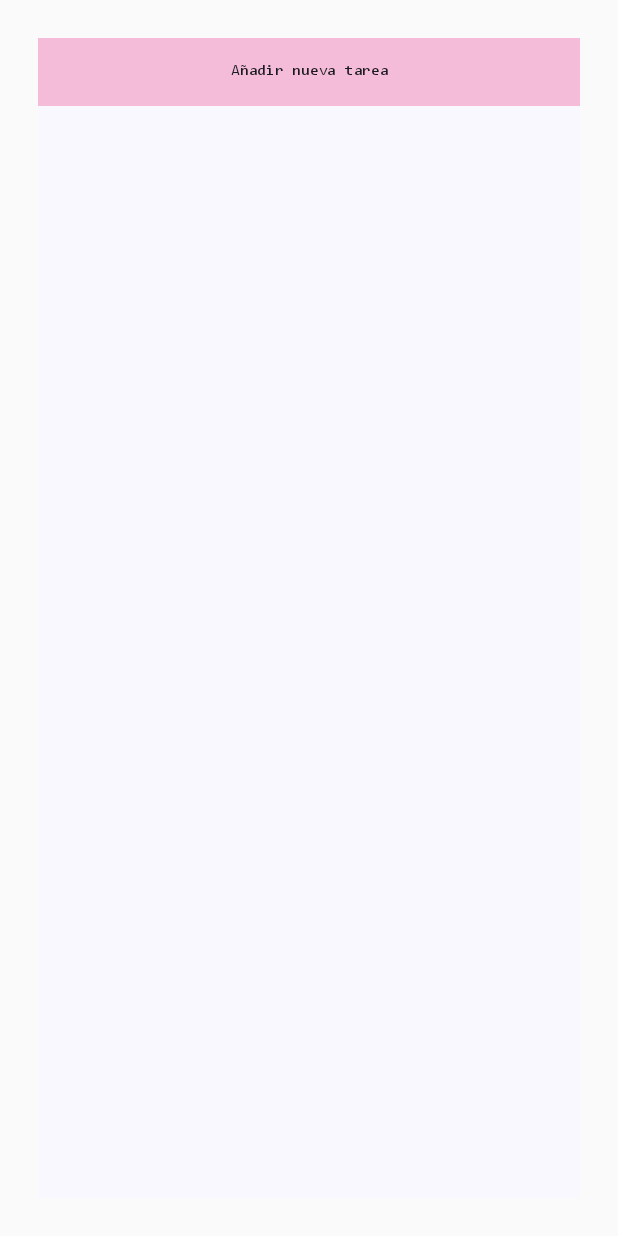
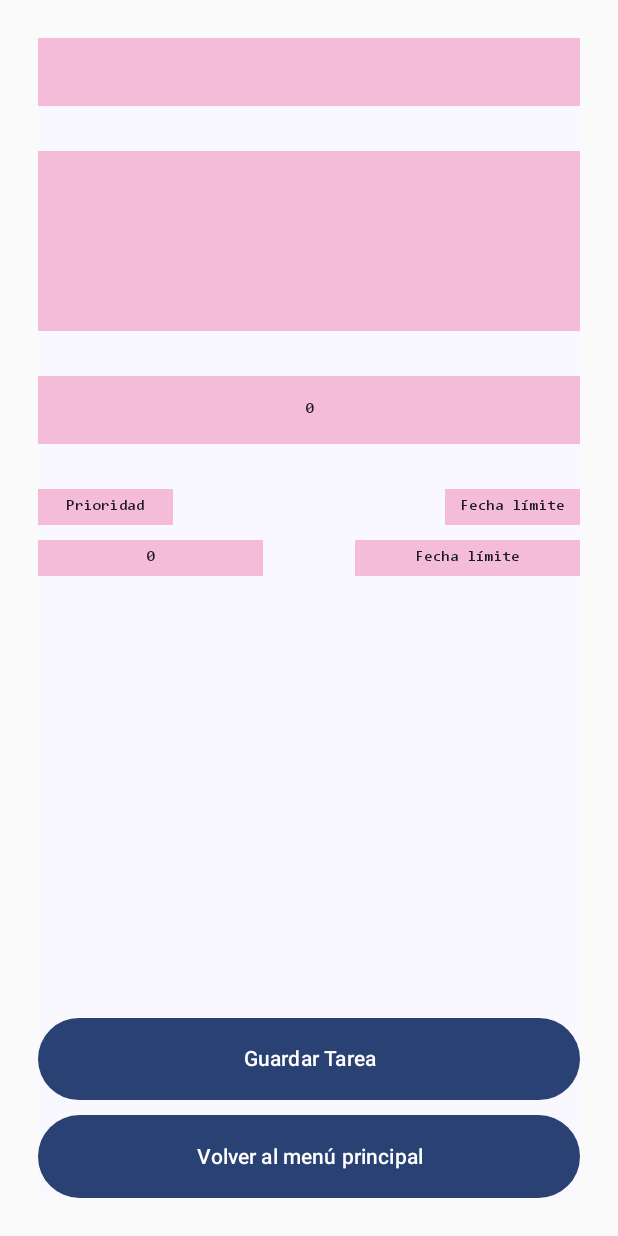
Before and after one commit to akiipv/Practica2_Moviles, an Android app built with Jetpack Compose: the screen it shows after launch (TareaActivity), after a tap on "Guardar Tarea", on a phone screen of 412 x 824 dp. Run offline under Robolectric (Android 15) with nearby library versions, the phone set to English and light mode, and no system bars.

Commit message:
es feo y se caga un poco encima, pero ya lo mejoraré ૮◞ ‸ ◟ ა

```diff
--- a/app/src/main/java/com/example/practica2_mibv/LlegadaActivity.kt
+++ b/app/src/main/java/com/example/practica2_mibv/LlegadaActivity.kt
@@ -13,6 +13,7 @@ import androidx.compose.foundation.layout.Row
 import androidx.compose.foundation.layout.Spacer
 import androidx.compose.foundation.layout.fillMaxSize
 import androidx.compose.foundation.layout.fillMaxWidth
+import androidx.compose.foundation.layout.height
 import androidx.compose.foundation.layout.heightIn
 import androidx.compose.foundation.layout.padding
 import androidx.compose.foundation.layout.size
@@ -46,7 +47,7 @@ class LlegadaActivity : ComponentActivity() {
                         modifier = Modifier
                             .fillMaxSize()
                             .padding(innerPading),
-                        verticalArrangement = Arrangement.spacedBy(26.dp),
+                        verticalArrangement = Arrangement.spacedBy(30.dp),
                         horizontalAlignment = Alignment.CenterHorizontally
                     ) {
                         /*
@@ -118,8 +119,10 @@ class LlegadaActivity : ComponentActivity() {
                                 letterCuchi("Fecha límite", Color(0xfff5bcda), 35)
                             }
                         }
+                        Spacer(modifier = Modifier.weight(1f))
                         val context = LocalContext.current
                         Column(
+                            modifier = Modifier.height(120.dp),
                             horizontalAlignment = Alignment.CenterHorizontally
                         ) {
                             Button(
@@ -127,12 +130,16 @@ class LlegadaActivity : ComponentActivity() {
                                     val intent = Intent(context, NuevaTareaActivity::class.java)
                                     startActivity(intent)
                                 },
-                                modifier = Modifier.fillMaxWidth()
+                                modifier = Modifier
+                                    .fillMaxWidth()
+                                    .weight(1f)
                             ) {
                                 Text("Añadir tarea")
                             }
                             Row(
-                                modifier = Modifier.fillMaxWidth(),
+                                modifier = Modifier
+                                    .fillMaxWidth()
+                                    .weight(1f),
                                 horizontalArrangement = Arrangement.spacedBy(10.dp)
                             ) {
                                 Button(
--- a/app/src/main/java/com/example/practica2_mibv/NuevaTareaActivity.kt
+++ b/app/src/main/java/com/example/practica2_mibv/NuevaTareaActivity.kt
@@ -44,6 +44,7 @@ import androidx.compose.ui.Modifier
 import androidx.compose.ui.graphics.Color
 import androidx.compose.ui.platform.LocalContext
 import androidx.compose.ui.res.painterResource
+import androidx.compose.ui.text.TextStyle
 import androidx.compose.ui.text.font.Font
 import androidx.compose.ui.text.font.FontFamily
 import androidx.compose.ui.text.input.KeyboardType
@@ -73,6 +74,7 @@ class NuevaTareaActivity : ComponentActivity() {
                     ) {
                         val titulo = rememberTextFieldState()
                         val desc = rememberTextFieldState()
+                        var priority by remember { mutableFloatStateOf(0f) }
 
                         letterCuchi("Añadir nueva tarea", Color(0xfff5bcda), 45)
                         Column(verticalArrangement = Arrangement.spacedBy(5.dp)) {
@@ -83,7 +85,7 @@ class NuevaTareaActivity : ComponentActivity() {
                                 lineLimits = TextFieldLineLimits.SingleLine,
                                 modifier = Modifier
                                     .fillMaxWidth()
-                                    .height(30.dp),
+                                    .height(50.dp),
                                 colors = TextFieldDefaults.colors(
                                     focusedIndicatorColor = Color(0xFF3A2532),
                                     focusedContainerColor = Color(0xA9E0DCDE),
@@ -102,7 +104,7 @@ class NuevaTareaActivity : ComponentActivity() {
                                 keyboardOptions = KeyboardOptions(keyboardType = KeyboardType.Text),
                                 modifier = Modifier
                                     .fillMaxWidth()
-                                    .height(30.dp),
+                                    .height(50.dp),
                                 colors = TextFieldDefaults.colors(
                                     focusedIndicatorColor = Color(0xFF3A2532),
                                     focusedContainerColor = Color(0xA9E0DCDE),
@@ -116,7 +118,6 @@ class NuevaTareaActivity : ComponentActivity() {
                         }
                         Column(verticalArrangement = Arrangement.spacedBy(5.dp)) {
                             letterSad("Prioridad", Color(0xfff5bcda), 0, 90)
-                            var priority by remember { mutableFloatStateOf(0f) }
                             Slider(
                                 value = priority,
                                 onValueChange = { priority = it },
@@ -136,10 +137,12 @@ class NuevaTareaActivity : ComponentActivity() {
                             letterSad("Fecha límite", Color(0xfff5bcda), 0, 90)
                             // TODO
                         }
-                        Spacer(modifier = Modifier.height(3.dp))
+                        Spacer(modifier = Modifier.weight(1f))
                         Column(
-                            modifier = Modifier.fillMaxSize(),
-                            verticalArrangement = Arrangement.Center,
+                            modifier = Modifier
+                                .fillMaxWidth()
+                                .height(120.dp),
+                            verticalArrangement = Arrangement.Bottom,
                             horizontalAlignment = Alignment.CenterHorizontally
                         ) {
                             val context = LocalContext.current
@@ -148,6 +151,7 @@ class NuevaTareaActivity : ComponentActivity() {
                                     val intent = Intent(context, TareaActivity::class.java).apply {
                                         putExtra("titulo", titulo.text.toString())
                                         putExtra("desc", desc.text.toString())
+                                        putExtra("prioridad", priority)
                                     }
                                     startActivity(intent)
                                 },
--- a/app/src/main/java/com/example/practica2_mibv/TareaActivity.kt
+++ b/app/src/main/java/com/example/practica2_mibv/TareaActivity.kt
@@ -1,5 +1,6 @@
 package com.example.practica2_mibv
 
+import android.content.Intent
 import android.os.Bundle
 import androidx.activity.ComponentActivity
 import androidx.activity.compose.setContent
@@ -7,18 +8,23 @@ import androidx.activity.enableEdgeToEdge
 import androidx.compose.foundation.background
 import androidx.compose.foundation.layout.Arrangement
 import androidx.compose.foundation.layout.Column
+import androidx.compose.foundation.layout.Row
+import androidx.compose.foundation.layout.Spacer
 import androidx.compose.foundation.layout.fillMaxSize
 import androidx.compose.foundation.layout.fillMaxWidth
+import androidx.compose.foundation.layout.height
 import androidx.compose.foundation.layout.heightIn
 import androidx.compose.foundation.layout.padding
 import androidx.compose.foundation.layout.sizeIn
 import androidx.compose.foundation.layout.wrapContentHeight
+import androidx.compose.material3.Button
 import androidx.compose.material3.Scaffold
 import androidx.compose.material3.Text
 import androidx.compose.runtime.Composable
 import androidx.compose.ui.Alignment
 import androidx.compose.ui.Modifier
 import androidx.compose.ui.graphics.Color
+import androidx.compose.ui.platform.LocalContext
 import androidx.compose.ui.tooling.preview.Preview
 import androidx.compose.ui.unit.dp
 import com.example.practica2_mibv.ui.theme.Practica2_MIBVTheme
@@ -41,7 +47,67 @@ class TareaActivity : ComponentActivity() {
                         verticalArrangement = Arrangement.spacedBy(30.dp),
                         horizontalAlignment = Alignment.Start
                     ) {
-                        letterCuchi("Añadir nueva tarea", Color(0xfff5bcda), 45)
+                        val titulo: String = intent.getStringExtra("titulo") ?: "Tarea"
+                        val desc: String = intent.getStringExtra("desc") ?: ""
+                        val prioridad: Int = intent.getIntExtra("prioridad", 0)
+
+                        letterCuchi(titulo, Color(0xfff5bcda), 45)
+                        letterCuchi(desc, Color(0xfff5bcda), 120)
+                        letterCuchi(prioridad.toString(), Color(0xfff5bcda), 45)
+                        Column(
+                            horizontalAlignment = Alignment.CenterHorizontally,
+                            verticalArrangement = Arrangement.Center
+                        ) {
+                            Row(
+                                modifier = Modifier.fillMaxWidth(),
+                                verticalAlignment = Alignment.CenterVertically,
+                                horizontalArrangement = Arrangement.Absolute.SpaceBetween
+                            ) {
+                                letterSad("Prioridad", Color(0xfff5bcda), 0, 90)
+                                letterSad("Fecha límite", Color(0xfff5bcda), 0, 90)
+                            }
+                            Spacer(modifier = Modifier.height(10.dp))
+                            Row(
+                                modifier = Modifier.fillMaxWidth(),
+                                verticalAlignment = Alignment.CenterVertically,
+                                horizontalArrangement = Arrangement.Absolute.SpaceBetween
+                            ) {
+                                letterSad(prioridad.toString(), Color(0xfff5bcda), 0, 150)
+                                letterSad("Fecha límite", Color(0xfff5bcda), 0, 150)
+                            }
+                        }
+                        Spacer(modifier = Modifier.weight(1f))
+                        Column(
+                            modifier = Modifier
+                                .fillMaxWidth()
+                                .height(120.dp),
+                            verticalArrangement = Arrangement.Bottom,
+                            horizontalAlignment = Alignment.CenterHorizontally
+                        ) {
+                            val context = LocalContext.current
+                            Button(
+                                onClick = {
+
+                                },
+                                modifier = Modifier
+                                    .fillMaxWidth()
+                                    .weight(1f)
+                            ) {
+                                Text("Guardar Tarea")
+                            }
+                            Spacer(modifier = Modifier.height(10.dp))
+                            Button(
+                                onClick = {
+                                    val intent = Intent(context, LlegadaActivity::class.java)
+                                    startActivity(intent)
+                                },
+                                modifier = Modifier
+                                    .fillMaxWidth()
+                                    .weight(1f)
+                            ) {
+                                Text("Volver al menú principal")
+                            }
+                        }
                     }
                 }
             }
```
